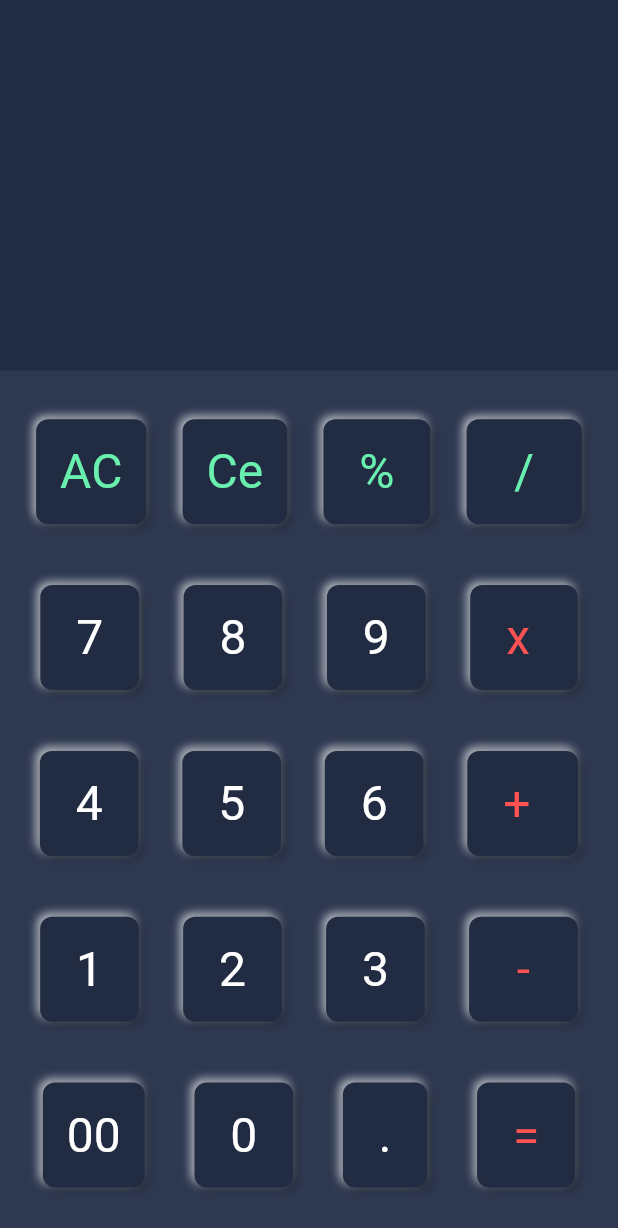
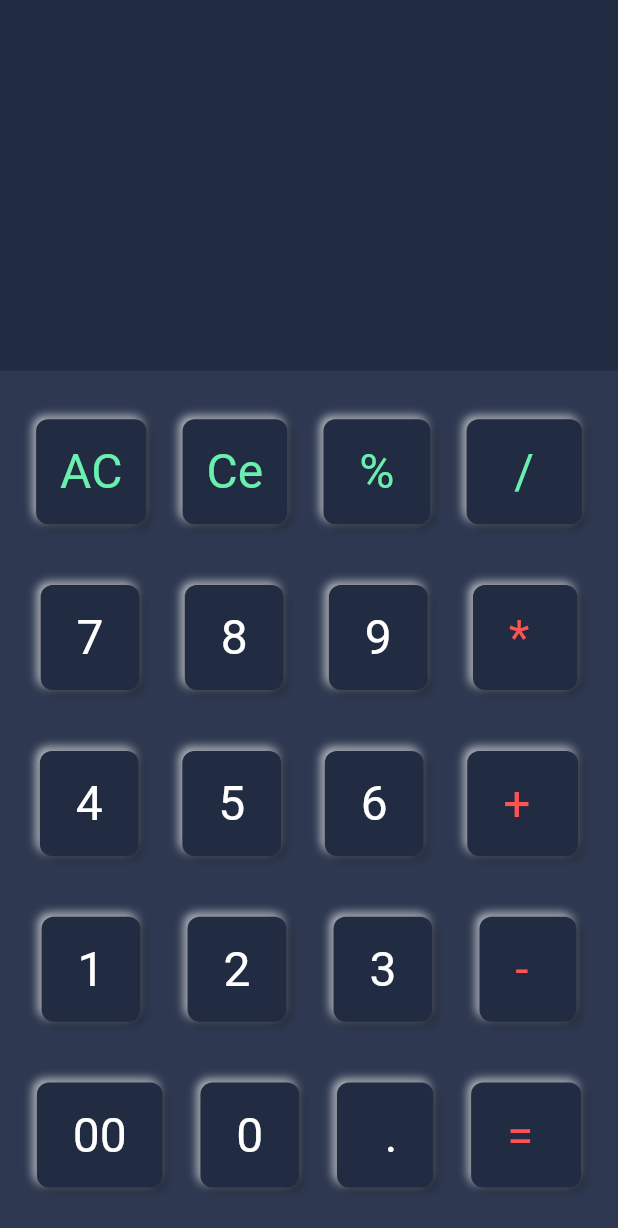
Before and after one commit to Ali-M24/calculator_app_flutter, a Flutter app: the screen it shows after launch, on a phone screen of 412 x 824 dp. Shown: the top 1228 px of the screen. Run offline on Flutter 3.47's test engine with Material 2 defaults, Android fonts, the phone set to English and light mode, and no system bars; drawn by our look-alikes of flutter_neumorphic; our stand-ins replace hexcolor.

Commit message:
commit and push to repo

```diff
--- a/lib/main.dart
+++ b/lib/main.dart
@@ -30,6 +30,70 @@ class _CalculatorApplicationState extends State<CalculatorApplication> {
     color: backgroundGreyDark,
   );
 
+  Widget _getTopRow(String str1, String str2, String str3, String str4) {
+    return Row(
+      mainAxisAlignment: MainAxisAlignment.spaceAround,
+      children: [
+        NeumorphicButton(
+          padding: EdgeInsets.all(16),
+          style: buttons,
+          onPressed: () {},
+          child: Text('$str1', style: topBtnsStyle),
+        ),
+        NeumorphicButton(
+          padding: EdgeInsets.all(16),
+          style: buttons,
+          onPressed: () {},
+          child: Text('$str2', style: topBtnsStyle),
+        ),
+        NeumorphicButton(
+          padding: EdgeInsets.all(16),
+          style: buttons,
+          onPressed: () {},
+          child: Text(' $str3 ', style: topBtnsStyle),
+        ),
+        NeumorphicButton(
+          padding: EdgeInsets.all(16),
+          style: buttons,
+          onPressed: () {},
+          child: Text('  $str4  ', style: topBtnsStyle),
+        ),
+      ],
+    );
+  }
+
+  Widget _getNumbersRow(String str1, String str2, String str3, String str4) {
+    return Row(
+      mainAxisAlignment: MainAxisAlignment.spaceAround,
+      children: [
+        NeumorphicButton(
+          padding: EdgeInsets.all(16),
+          style: buttons,
+          onPressed: () {},
+          child: Text(' $str1 ', style: numberStyle),
+        ),
+        NeumorphicButton(
+          padding: EdgeInsets.all(16),
+          style: buttons,
+          onPressed: () {},
+          child: Text(' $str2 ', style: numberStyle),
+        ),
+        NeumorphicButton(
+          padding: EdgeInsets.all(16),
+          style: buttons,
+          onPressed: () {},
+          child: Text(' $str3 ', style: numberStyle),
+        ),
+        NeumorphicButton(
+          padding: EdgeInsets.all(16),
+          style: buttons,
+          onPressed: () {},
+          child: Text(' $str4  ', style: rightBtnsStyle),
+        ),
+      ],
+    );
+  }
+
   @override
   Widget build(BuildContext context) {
     return MaterialApp(
@@ -56,151 +120,11 @@ class _CalculatorApplicationState extends State<CalculatorApplication> {
                       child: Column(
                         mainAxisAlignment: MainAxisAlignment.spaceAround,
                         children: [
-                          Row(
-                            mainAxisAlignment: MainAxisAlignment.spaceAround,
-                            children: [
-                              NeumorphicButton(
-                                padding: EdgeInsets.all(16),
-                                style: buttons,
-                                onPressed: () {},
-                                child: Text('AC', style: topBtnsStyle),
-                              ),
-                              NeumorphicButton(
-                                padding: EdgeInsets.all(16),
-                                style: buttons,
-                                onPressed: () {},
-                                child: Text('Ce', style: topBtnsStyle),
-                              ),
-                              NeumorphicButton(
-                                padding: EdgeInsets.all(16),
-                                style: buttons,
-                                onPressed: () {},
-                                child: Text(' % ', style: topBtnsStyle),
-                              ),
-                              NeumorphicButton(
-                                padding: EdgeInsets.all(16),
-                                style: buttons,
-                                onPressed: () {},
-                                child: Text('  /  ', style: topBtnsStyle),
-                              ),
-                            ],
-                          ),
-                          Row(
-                            mainAxisAlignment: MainAxisAlignment.spaceAround,
-                            children: [
-                              NeumorphicButton(
-                                padding: EdgeInsets.all(16),
-                                style: buttons,
-                                onPressed: () {},
-                                child: Text(' 7 ', style: numberStyle),
-                              ),
-                              NeumorphicButton(
-                                padding: EdgeInsets.all(16),
-                                style: buttons,
-                                onPressed: () {},
-                                child: Text(' 8 ', style: numberStyle),
-                              ),
-                              NeumorphicButton(
-                                padding: EdgeInsets.all(16),
-                                style: buttons,
-                                onPressed: () {},
-                                child: Text(' 9 ', style: numberStyle),
-                              ),
-                              NeumorphicButton(
-                                padding: EdgeInsets.all(16),
-                                style: buttons,
-                                onPressed: () {},
-                                child: Text(' x  ', style: rightBtnsStyle),
-                              ),
-                            ],
-                          ),
-                          Row(
-                            mainAxisAlignment: MainAxisAlignment.spaceAround,
-                            children: [
-                              NeumorphicButton(
-                                padding: EdgeInsets.all(16),
-                                style: buttons,
-                                onPressed: () {},
-                                child: Text(' 4 ', style: numberStyle),
-                              ),
-                              NeumorphicButton(
-                                padding: EdgeInsets.all(16),
-                                style: buttons,
-                                onPressed: () {},
-                                child: Text(' 5 ', style: numberStyle),
-                              ),
-                              NeumorphicButton(
-                                padding: EdgeInsets.all(16),
-                                style: buttons,
-                                onPressed: () {},
-                                child: Text(' 6 ', style: numberStyle),
-                              ),
-                              NeumorphicButton(
-                                padding: EdgeInsets.all(16),
-                                style: buttons,
-                                onPressed: () {},
-                                child: Text(' +  ', style: rightBtnsStyle),
-                              ),
-                            ],
-                          ),
-                          Row(
-                            mainAxisAlignment: MainAxisAlignment.spaceAround,
-                            children: [
-                              NeumorphicButton(
-                                padding: EdgeInsets.all(16),
-                                style: buttons,
-                                onPressed: () {},
-                                child: Text(' 1 ', style: numberStyle),
-                              ),
-                              NeumorphicButton(
-                                padding: EdgeInsets.all(16),
-                                style: buttons,
-                                onPressed: () {},
-                                child: Text(' 2 ', style: numberStyle),
-                              ),
-                              NeumorphicButton(
-                                padding: EdgeInsets.all(16),
-                                style: buttons,
-                                onPressed: () {},
-                                child: Text(' 3 ', style: numberStyle),
-                              ),
-                              NeumorphicButton(
-                                padding: EdgeInsets.all(16),
-                                style: buttons,
-                                onPressed: () {},
-                                child: Text('  -  ', style: rightBtnsStyle),
-                              ),
-                            ],
-                          ),
-                          Row(
-                            mainAxisAlignment: MainAxisAlignment.spaceAround,
-                            children: [
-                              NeumorphicButton(
-                                padding: EdgeInsets.all(16),
-                                style: buttons,
-                                onPressed: () {},
-                                child: Text('00', style: numberStyle),
-                              ),
-                              NeumorphicButton(
-                                padding: EdgeInsets.all(16),
-                                style: buttons,
-                                onPressed: () {},
-                                child: Text(' 0 ', style: numberStyle),
-                              ),
-                              NeumorphicButton(
-                                padding: EdgeInsets.all(16),
-                                style: buttons,
-                                onPressed: () {},
-                                child: Text(' . ', style: numberStyle),
-                              ),
-                              NeumorphicButton(
-                                padding: EdgeInsets.all(16),
-                                style: buttons,
-                                onPressed: () {},
-                                child: Text(' = ', style: rightBtnsStyle),
-                              ),
-                            ],
-                          ),
+                          _getTopRow("AC", "Ce", "%", "/"),
+                          _getNumbersRow("7", "8", "9", "*"),
+                          _getNumbersRow("4", "5", "6", "+"),
+                          _getNumbersRow("1", "2", "3", "-"),
+                          _getNumbersRow("00", "0", " .", "="),
                         ],
                       ),
                     ),
```
